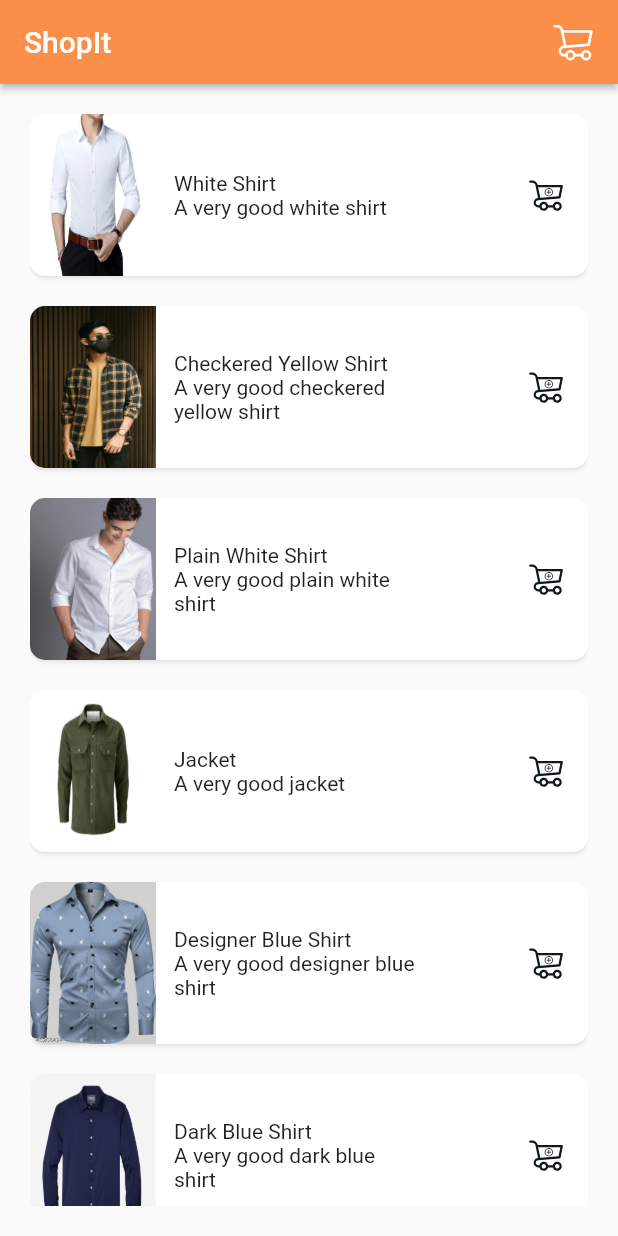
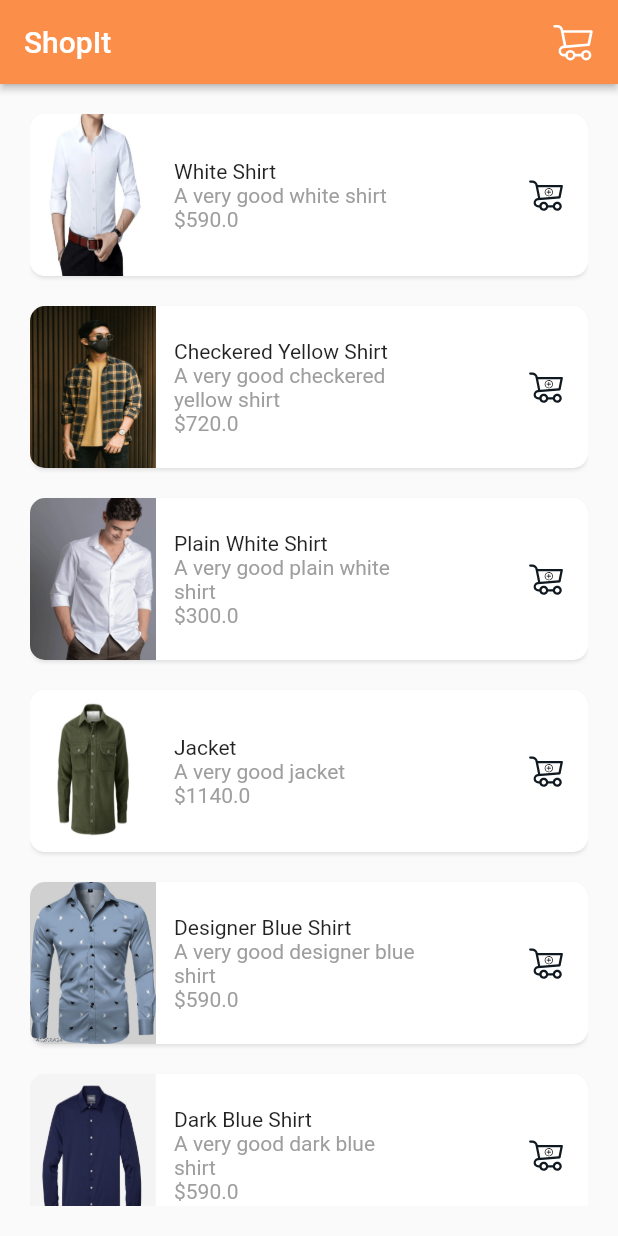
Before and after one commit to Ayush783/shopping_cart_flutter, a Flutter app: the screen it shows after launch, on a phone screen of 412 x 824 dp. Run offline on Flutter 3.47's test engine with Material 2 defaults, Android fonts, the phone set to English and light mode, and no system bars; our stand-ins replace bloc, equatable, flutter_bloc, flutter_svg; Roboto replaces fonts that are missing (poppins).

Commit message:
item card modified

```diff
--- a/lib/home/widget/item_card.dart
+++ b/lib/home/widget/item_card.dart
@@ -46,7 +46,14 @@ class _ItemCardState extends State<ItemCard> {
               mainAxisSize: MainAxisSize.min,
               children: [
                 Text(widget.item.name),
-                Text(widget.item.desc),
+                Text(
+                  widget.item.desc,
+                  style: const TextStyle(fontSize: 14, color: Colors.grey),
+                ),
+                Text(
+                  '\$${widget.item.price}',
+                  style: const TextStyle(fontSize: 14, color: Colors.grey),
+                ),
               ],
             ),
           ),
```
